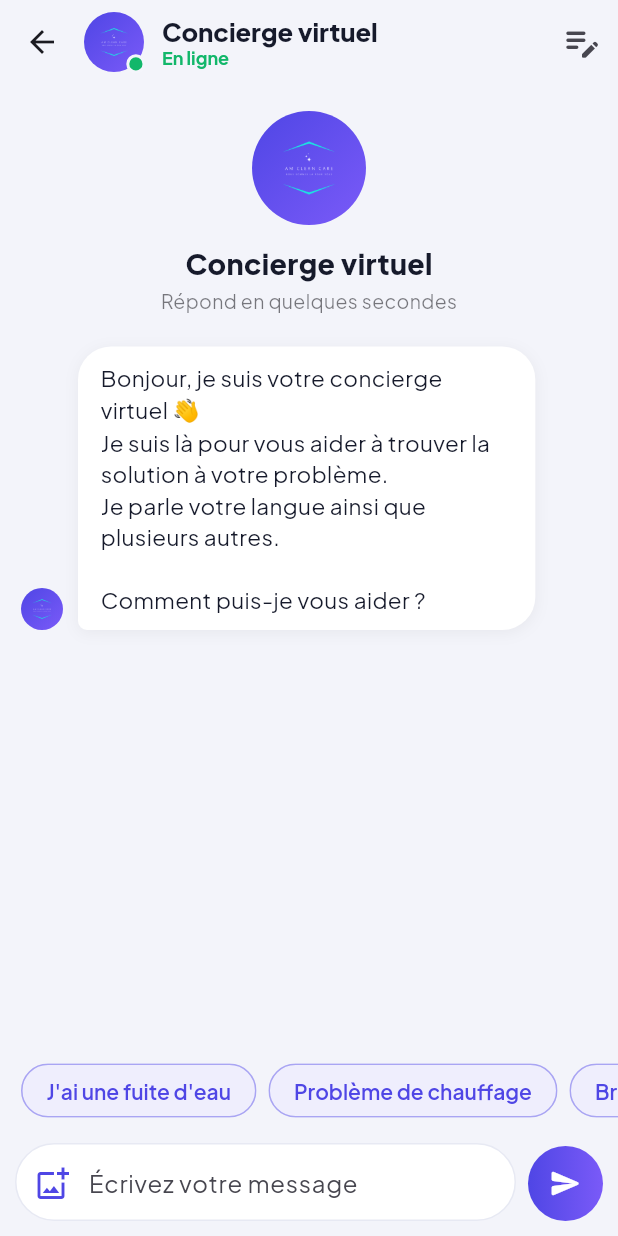
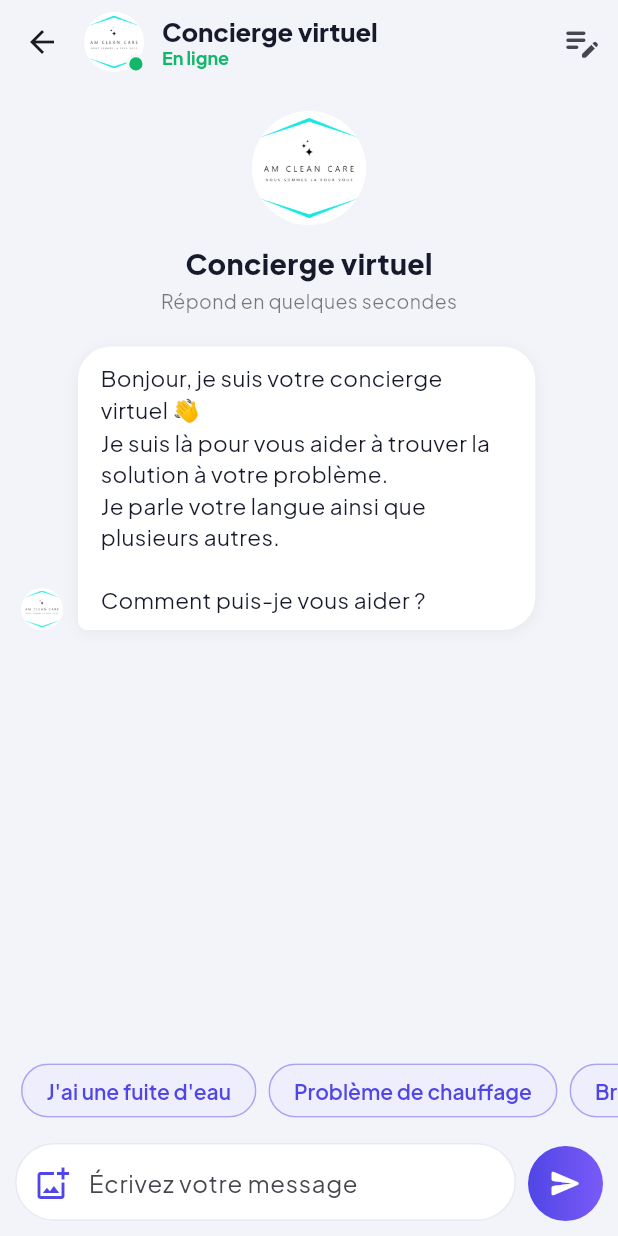
Before and after one commit to amcleancare10-cell/am-cleancare-app, a Flutter app: the HomeShell screen opened directly with empty values, after a tap on "Concierge virtuel", on a phone screen of 412 x 824 dp. Run offline on Flutter 3.47's test engine with Material 3 defaults, Android fonts, the phone set to English and light mode, and no system bars; our stand-ins replace google_fonts, image_picker, share_plus, shared_preferences, supabase_flutter; missing offline and left inert: onesignal_flutter; accounts and stored records are empty; network calls fail.

Commit message:
Logotipo da empresa (fundo branco) em toda a app
Co-Authored-By: Claude Sonnet 5.5 <noreply@anthropic.com>

```diff
--- a/lib/screens/assistant.dart
+++ b/lib/screens/assistant.dart
@@ -202,7 +202,7 @@ class _Avatar extends StatelessWidget {
   final bool dot;
   @override
   Widget build(BuildContext context) => Stack(clipBehavior: Clip.none, children: [
-        Container(width: size, height: size, decoration: const BoxDecoration(shape: BoxShape.circle, gradient: LinearGradient(colors: [kPrimary, kViolet], begin: Alignment.topLeft, end: Alignment.bottomRight)), child: Padding(padding: EdgeInsets.all(size * .16), child: Image.asset('assets/logo_branco.png', fit: BoxFit.contain))),
+        Container(width: size, height: size, decoration: const BoxDecoration(shape: BoxShape.circle, color: Colors.white), child: Padding(padding: EdgeInsets.all(size * .06), child: Image.asset('assets/logo_empresa.png', fit: BoxFit.contain))),
         if (dot) Positioned(right: -1, bottom: -1, child: Container(width: size * .32, height: size * .32, decoration: BoxDecoration(color: kGreen, shape: BoxShape.circle, border: Border.all(color: Theme.of(context).scaffoldBackgroundColor, width: 2)))),
       ]);
 }
--- a/lib/screens/home.dart
+++ b/lib/screens/home.dart
@@ -282,7 +282,7 @@ class _HomeTabState extends State<HomeTab> {
                   padding: const EdgeInsets.all(18),
                   child: Row(children: [
                     Stack(children: [
-                      Container(width: 54, height: 54, decoration: const BoxDecoration(shape: BoxShape.circle, gradient: LinearGradient(colors: [kPrimary, kViolet])), child: Padding(padding: const EdgeInsets.all(9), child: Image.asset('assets/logo_branco.png', fit: BoxFit.contain))),
+                      Container(width: 54, height: 54, decoration: const BoxDecoration(shape: BoxShape.circle, color: Colors.white), child: Padding(padding: const EdgeInsets.all(4), child: Image.asset('assets/logo_empresa.png', fit: BoxFit.contain))),
                       Positioned(right: 0, bottom: 0, child: Container(width: 15, height: 15, decoration: BoxDecoration(color: kGreen, shape: BoxShape.circle, border: Border.all(color: Theme.of(context).cardTheme.color!, width: 2.5)))),
                     ]),
                     const SizedBox(width: 14),
--- a/lib/ui.dart
+++ b/lib/ui.dart
@@ -105,7 +105,7 @@ class Brand extends StatelessWidget {
       ? Container(width: size, height: size, decoration: BoxDecoration(color: Colors.white, borderRadius: BorderRadius.circular(size * .32)), padding: EdgeInsets.all(size * .08), child: ClipRRect(borderRadius: BorderRadius.circular(size * .24), child: Image.network(logoUrl!.trim(), fit: BoxFit.contain, errorBuilder: (_, __, ___) => const SizedBox())))
       : AppConfig.logoAsset.isNotEmpty
       ? Image.asset(AppConfig.logoAsset, height: size)
-      : Container(width: size, height: size, decoration: BoxDecoration(gradient: light ? null : const LinearGradient(colors: [kPrimary, kViolet]), color: light ? Colors.white.withValues(alpha: .2) : null, borderRadius: BorderRadius.circular(size * .32)), alignment: Alignment.center, child: Text(AppConfig.appName.characters.first, style: TextStyle(color: Colors.white, fontSize: size * .5, fontWeight: FontWeight.w800)));
+      : Container(width: size, height: size, decoration: BoxDecoration(color: Colors.white, borderRadius: BorderRadius.circular(size * .32), boxShadow: light ? null : [BoxShadow(color: Colors.black.withValues(alpha: .10), blurRadius: 8)]), padding: EdgeInsets.all(size * .05), child: Image.asset('assets/logo_empresa.png', fit: BoxFit.contain));
 }
 
 /// Cartão suave, com toque opcional.
--- a/pubspec.yaml
+++ b/pubspec.yaml
@@ -69,7 +69,7 @@ flutter:
 
   # To add assets to your application, add an assets section, like this:
   assets:
-    - assets/logo_branco.png
+    - assets/logo_empresa.png
   # assets:
   #   - images/a_dot_burr.jpeg
   #   - images/a_dot_ham.jpeg
```
Also changed, not shown: assets/logo_branco.png (deleted), assets/logo_empresa.png (added).
